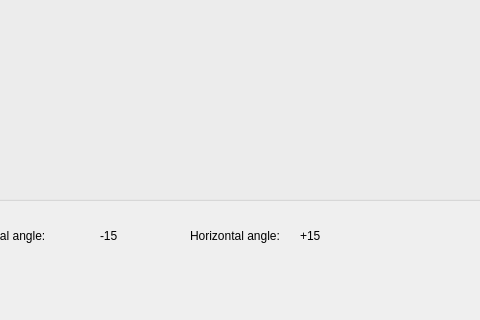
First picture: the form in App.ui, repository Jack-the-bubble/EIASR, before the edit; both pictures show x 90 to 570 and y 280 to 600 of the 800 by 600 pixel window.
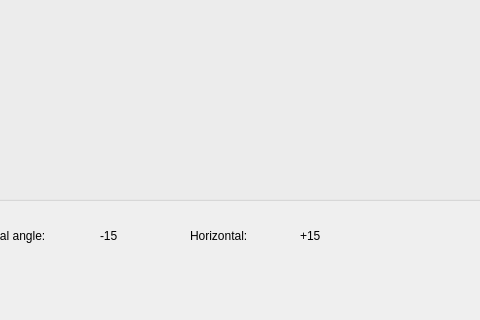
Second picture: the form after the edit.

What changed in the file:
```diff
--- a/App.ui
+++ b/App.ui
@@ -138,7 +138,7 @@
      </rect>
     </property>
     <property name="text">
-     <string>Horizontal angle:</string>
+     <string>Horizontal:</string>
     </property>
    </widget>
    <widget class="QLabel" name="lblHorizontalVal">
```
